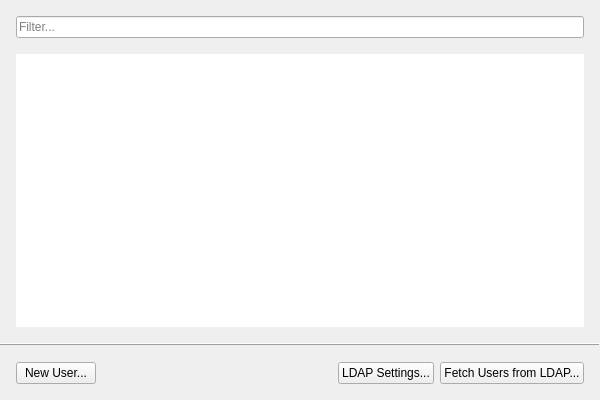
Before: the Qt Designer form client/src/ui/widgets/settings/user_management_widget.ui in networkoptix/nx_open, drawn with Qt 5.
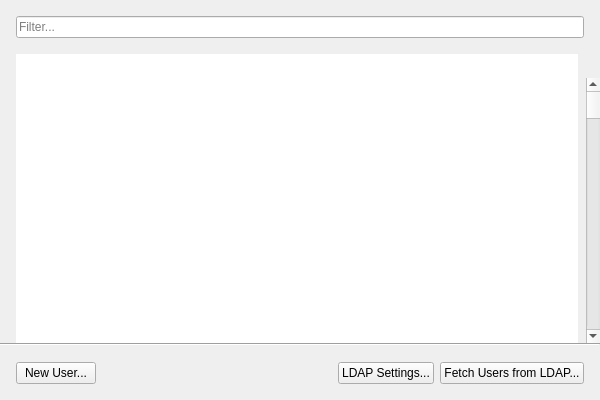
After: the same form once the commit is applied.

Commit message:
Stylize user management widget.
<==== Mercurial data ====>
Branch: new_style

What changed in the file:
```diff
--- a/client/src/ui/widgets/settings/user_management_widget.ui
+++ b/client/src/ui/widgets/settings/user_management_widget.ui
@@ -30,23 +30,32 @@
     <widget class="QWidget" name="widget" native="true">
      <layout class="QVBoxLayout" name="verticalLayout_3">
       <property name="spacing">
-       <number>16</number>
+       <number>0</number>
       </property>
       <property name="leftMargin">
-       <number>16</number>
+       <number>0</number>
       </property>
       <property name="topMargin">
-       <number>16</number>
+       <number>0</number>
       </property>
       <property name="rightMargin">
-       <number>16</number>
+       <number>0</number>
       </property>
       <property name="bottomMargin">
-       <number>16</number>
+       <number>0</number>
       </property>
       <item>
        <layout class="QVBoxLayout" name="verticalLayout">
-        <property name="spacing">
+        <property name="leftMargin">
+         <number>16</number>
+        </property>
+        <property name="topMargin">
+         <number>16</number>
+        </property>
+        <property name="rightMargin">
+         <number>16</number>
+        </property>
+        <property name="bottomMargin">
          <number>16</number>
         </property>
         <item>
@@ -56,6 +65,16 @@
           </property>
          </widget>
         </item>
+       </layout>
+      </item>
+      <item>
+       <layout class="QHBoxLayout" name="tableLayout">
+        <property name="spacing">
+         <number>8</number>
+        </property>
+        <property name="leftMargin">
+         <number>16</number>
+        </property>
         <item>
          <widget class="QTableView" name="usersTable">
           <property name="frameShape">
@@ -67,23 +86,50 @@
           <property name="selectionBehavior">
            <enum>QAbstractItemView::SelectRows</enum>
           </property>
+          <property name="showGrid">
+           <bool>false</bool>
+          </property>
           <property name="sortingEnabled">
            <bool>true</bool>
           </property>
          </widget>
         </item>
+        <item>
+         <layout class="QVBoxLayout" name="scrollBarLayout" stretch="0,1">
+          <property name="spacing">
+           <number>0</number>
+          </property>
+          <property name="leftMargin">
+           <number>0</number>
+          </property>
+          <item>
+           <widget class="QWidget" name="scrollBarPlaceholder" native="true">
+            <property name="minimumSize">
+             <size>
+              <width>8</width>
+              <height>24</height>
+             </size>
+            </property>
+           </widget>
+          </item>
+          <item>
+           <widget class="QScrollBar" name="verticalScrollBar">
+            <property name="orientation">
+             <enum>Qt::Vertical</enum>
+            </property>
+           </widget>
+          </item>
+         </layout>
+        </item>
        </layout>
       </item>
      </layout>
     </widget>
    </item>
    <item>
-    <widget class="QFrame" name="frame">
-     <property name="frameShape">
-      <enum>QFrame::HLine</enum>
-     </property>
-     <property name="frameShadow">
-      <enum>QFrame::Raised</enum>
+    <widget class="Line" name="line">
+     <property name="orientation">
+      <enum>Qt::Horizontal</enum>
      </property>
     </widget>
    </item>
```
The commit also changes 1 other file.
